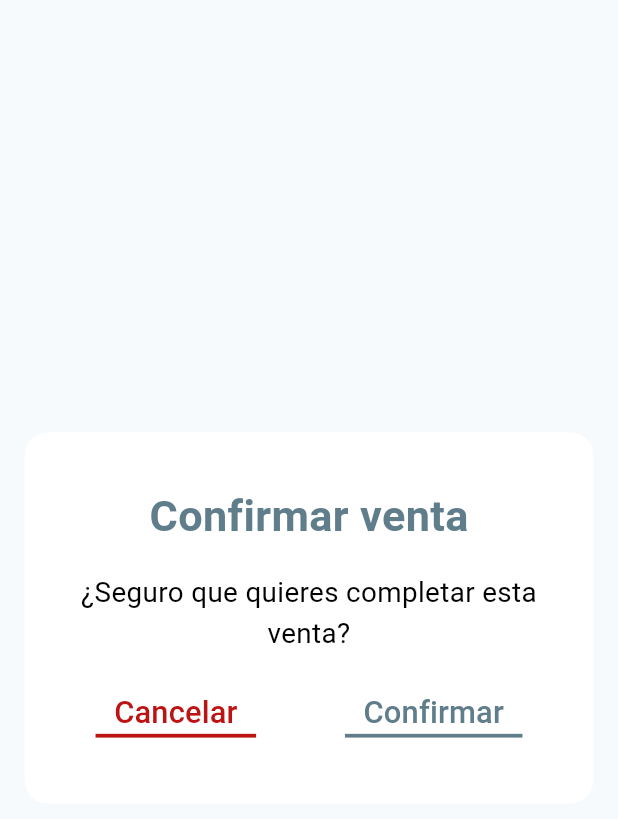
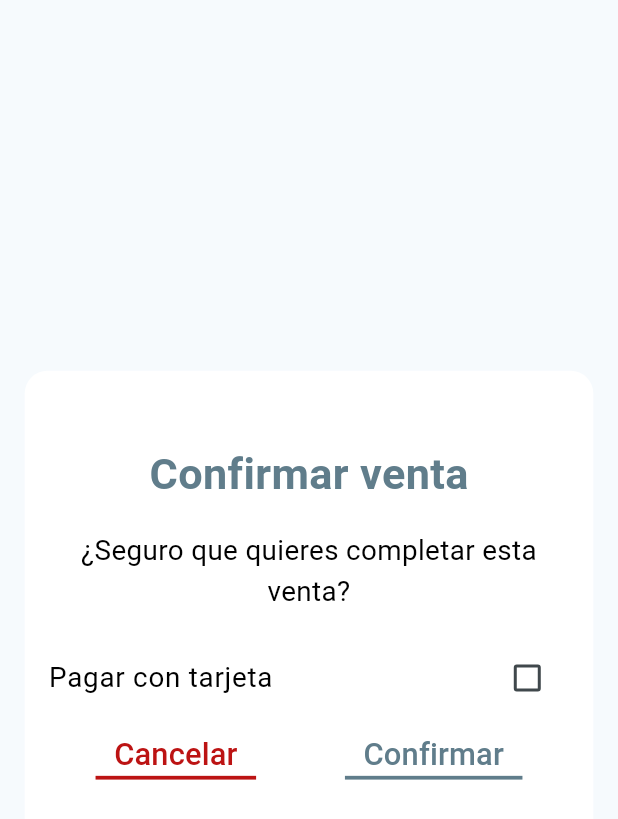
Before and after one commit to aalcolea/InventoryApp, a Flutter app: what showConfirmSellDialog() shows on an empty page, opened directly, on a phone screen of 412 x 824 dp. Shown: the top 819 px of the screen. Run offline on Flutter 3.47's test engine with Material 3 defaults, Android fonts, the phone set to English and light mode, and no system bars; our stand-ins replace connectivity_plus, device_info_plus, firebase_core, firebase_messaging, flutter_blue_plus, flutter_keyboard_visibility and 8 more; missing offline and left inert: esc_pos_utils, jaguar_jwt, pdf_viewer_plugin, qr_code_scanner, soundpool; accounts and stored records are empty; network calls fail.

Commit message:
adding changes to pago con tarjeta

```diff
--- a/lib/inventory/sellpoint/cart/services/cartService.dart
+++ b/lib/inventory/sellpoint/cart/services/cartService.dart
@@ -98,7 +98,7 @@
     );
     return productInCart.isNotEmpty && productInCart['cant_cart'] is num ? (productInCart['cant_cart'] as num).toInt() : 0;
   }
-  Future<bool> sendCart() async {
+  Future<bool> sendCart(bool isCardPayment) async {
     List<Map<String, dynamic>> transformedCart = _cart.map((item){
       return {
         'producto_id' : item['product_id'],
@@ -107,6 +107,7 @@
     }).toList();
     final body = jsonEncode({
       'carrito': transformedCart,
+      'tipoVenta': isCardPayment ? 1 : 0,
     });
     print('Carrito mandado:$transformedCart');
     final response = await http.post(
--- a/lib/inventory/sellpoint/cart/utils/popUpTabs/showConfirmSellDialog.dart
+++ b/lib/inventory/sellpoint/cart/utils/popUpTabs/showConfirmSellDialog.dart
@@ -2,11 +2,14 @@
 import 'package:flutter/material.dart';
 import '../../../../themes/colors.dart';
 
-Future<bool> showConfirmSellDialog(BuildContext context) async {
-  return await showDialog<bool>(
+Future<Map<String, dynamic>?> showConfirmSellDialog(BuildContext context) async {
+  bool isCardPayment = false;
+  return await showDialog<Map<String, dynamic>>(
     context: context,
     barrierColor: Colors.transparent,
     builder: (BuildContext context) {
+      return StatefulBuilder(
+        builder: (BuildContext context, void Function(void Function()) setState) {
           return Material(
             color: Colors.transparent,
             child: Center(
@@ -14,7 +17,7 @@
                 margin: EdgeInsets.symmetric(
                     horizontal: MediaQuery.of(context).size.width * 0.04),
                 width: MediaQuery.of(context).size.width,
-            height: MediaQuery.of(context).size.height * 0.30,
+                height: MediaQuery.of(context).size.height * 0.40,
                 decoration: BoxDecoration(
                   borderRadius: BorderRadius.circular(15),
                   color: AppColors.whiteColor,
@@ -46,17 +49,31 @@
                         ),
                       ),
                     ),
+                    CheckboxListTile(
+                      title: Text(
+                        'Pagar con tarjeta',
+                        style: TextStyle(
+                          fontSize: MediaQuery.of(context).size.width * 0.045,
+                          color: AppColors.blackColor,
+                        ),
+                      ),
+                      value: isCardPayment,
+                      onChanged: (bool? value) {
+                        setState(() {
+                          isCardPayment = value ?? false;
+                        });
+                      },
+                    ),
                     Row(
                       mainAxisAlignment: MainAxisAlignment.spaceEvenly,
                       children: [
                         TextButton(
                           onPressed: () {
-                        Navigator.of(context).pop(false);
+                            Navigator.of(context).pop(null);
                           },
                           child: Container(
                             padding: EdgeInsets.symmetric(
-                            horizontal:
-                            MediaQuery.of(context).size.width * 0.03),
+                                horizontal: MediaQuery.of(context).size.width * 0.03),
                             decoration: const BoxDecoration(
                               border: Border(
                                 bottom: BorderSide(
@@ -68,8 +85,7 @@
                             child: Text(
                               'Cancelar',
                               style: TextStyle(
-                            fontSize:
-                            MediaQuery.of(context).size.width * 0.05,
+                                fontSize: MediaQuery.of(context).size.width * 0.05,
                                 color: AppColors.redDelete,
                               ),
                             ),
@@ -77,12 +93,13 @@
                         ),
                         TextButton(
                           onPressed: () {
-                        Navigator.of(context).pop(true);
+                            Navigator.of(context).pop({
+                              'isCardPayment': isCardPayment,
+                            });
                           },
                           child: Container(
                             padding: EdgeInsets.symmetric(
-                            horizontal:
-                            MediaQuery.of(context).size.width * 0.03),
+                                horizontal: MediaQuery.of(context).size.width * 0.03),
                             decoration: const BoxDecoration(
                               border: Border(
                                 bottom: BorderSide(
@@ -94,8 +111,7 @@
                             child: Text(
                               'Confirmar',
                               style: TextStyle(
-                            fontSize:
-                            MediaQuery.of(context).size.width * 0.05,
+                                fontSize: MediaQuery.of(context).size.width * 0.05,
                                 color: AppColors.primaryColor,
                               ),
                             ),
@@ -109,5 +125,7 @@
             ),
           );
         },
-  ).then((value) => value ?? false);
+      );
+    },
+  );
 }
--- a/lib/inventory/sellpoint/tickets/services/salesServices.dart
+++ b/lib/inventory/sellpoint/tickets/services/salesServices.dart
@@ -28,6 +28,7 @@
           'fecha' : formatter.format(fecha),
           'cantidad' : sales['cantidad'],
           'detalles' : sales['detalles'],
+          'tipoVenta' : sales['tipoVenta'] == 1 ? 'Tarjeta' : 'Efectivo',
 
         };
       }).toList();
--- a/lib/inventory/sellpoint/tickets/utils/ticketsList.dart
+++ b/lib/inventory/sellpoint/tickets/utils/ticketsList.dart
@@ -150,6 +150,7 @@
       tickets[index]['cantidad'],
       tickets[index]['total'],
       tickets[index]['detalles'],
+      tickets[index]['tipoVenta'],
     ]);
     if (index >= 0 && index < tickets.length) {
       ticketTemp = [tickets[index]];
@@ -276,7 +277,7 @@
                               )
                           ),
                           title: Text(
-                            'Ticket ${tickets[index]['id']}',
+                            'Ticket ${tickets[index]['tipoVenta']}',
                             style: TextStyle(
                               fontWeight: FontWeight.bold,
                               fontSize: MediaQuery.of(context).size.width * 0.05,
```
Also changed, not shown: lib/inventory/sellpoint/cart/views/cart.dart (+4 -3 lines). Lines whose indentation alone changed are shown as unchanged.
